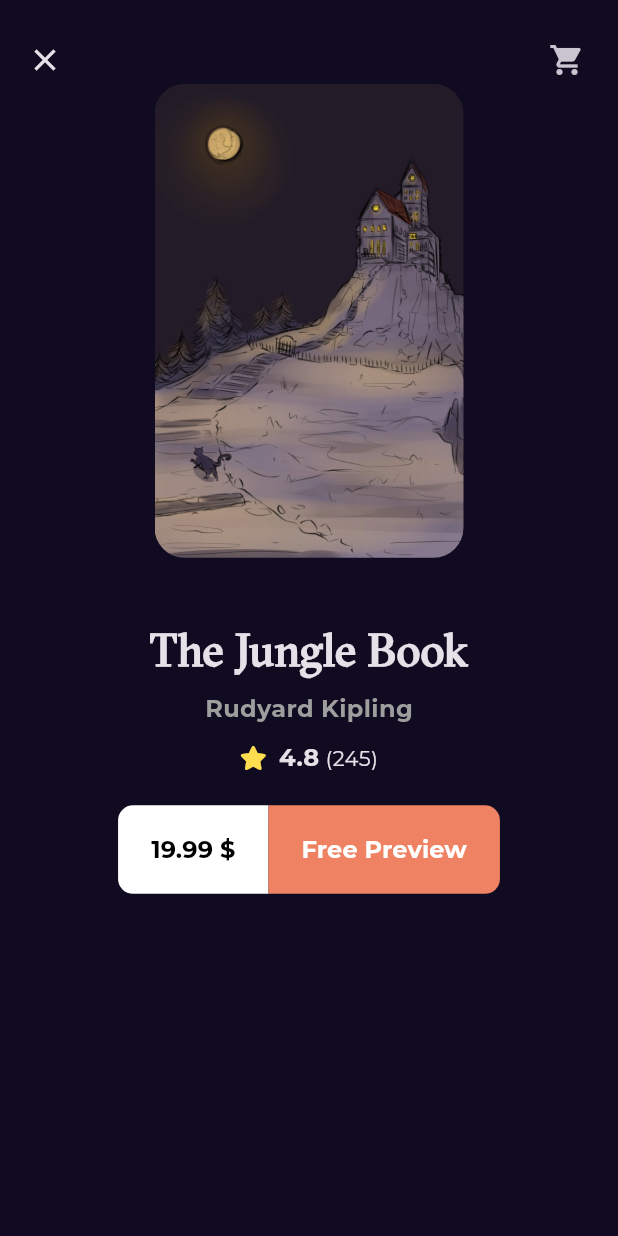
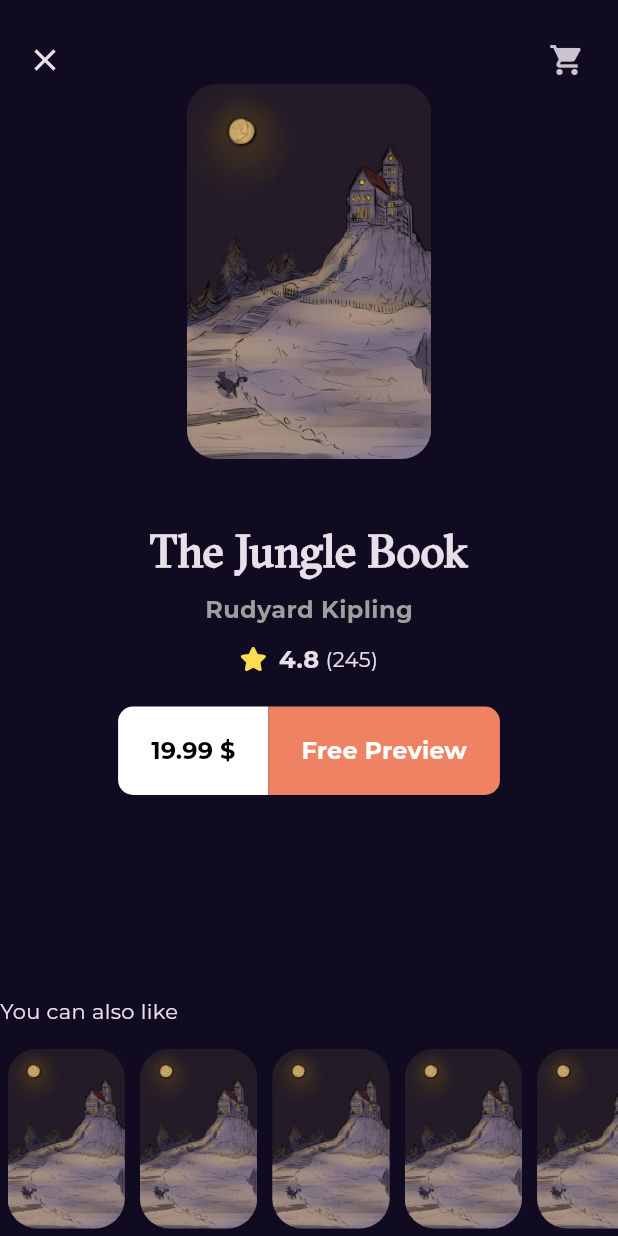
Before and after one commit to AsmaaElbanna/bookly_app, a Flutter app: the screen it shows after launch, after a tap on "Harry Potter and the Global of fire", on a phone screen of 412 x 824 dp. Run offline on Flutter 3.47's test engine with Material 3 defaults, Android fonts, the phone set to English and light mode, and no system bars; our stand-ins replace font_awesome_flutter, get, go_router, google_fonts.

Commit message:
book details screen

```diff
--- a/lib/features/home/presentation/views/details_screen.dart
+++ b/lib/features/home/presentation/views/details_screen.dart
@@ -1,10 +1,10 @@
-import 'package:bookly_app/common_widget/custom_button.dart';
 import 'package:bookly_app/const.dart';
+import 'package:bookly_app/features/home/presentation/views/widgets/book_action.dart';
 import 'package:bookly_app/features/home/presentation/views/widgets/custom_book_item.dart';
+import 'package:bookly_app/features/home/presentation/views/widgets/featured_book_list.dart';
 import 'package:bookly_app/utils/styles.dart';
 import 'package:flutter/material.dart';
 import 'package:go_router/go_router.dart';
-
 import 'widgets/book_rating.dart';
 
 class DetailsScreen extends StatelessWidget {
@@ -32,11 +32,17 @@ class DetailsScreen extends StatelessWidget {
                 icon: const Icon(Icons.close))),
       ),
       body: SafeArea(
+          child: CustomScrollView(
+        slivers: [
+          SliverFillRemaining(
+            hasScrollBody: false,
             child: Column(
               children: [
                 Padding(
                     padding: EdgeInsets.symmetric(horizontal: width * 0.25),
-                child: const CustomBookItem()),
+                    child: const SizedBox(
+                      height: 250,
+                        child: CustomBookItem())),
                 const SizedBox(
                   height: 40,
                 ),
@@ -54,37 +60,18 @@ class DetailsScreen extends StatelessWidget {
                 const SizedBox(height: 10),
                 const BookRating(),
                 const SizedBox(height: 20),
-            const BookAction()
+                const BookAction(),
+                const Expanded(child: SizedBox(height: 50)),
+                const Align(
+                    alignment: Alignment.topLeft,
+                    child: Text('You can also like')),
+                const SizedBox(height: 10),
+                const SizedBox(height: 130, child: FeaturedBooksList())
               ],
             ),
-      ),
+          )
+        ],
+      )),
     );
   }
 }
-
-class BookAction extends StatelessWidget {
-  const BookAction({Key? key}) : super(key: key);
-
-  @override
-  Widget build(BuildContext context) {
-    return const Row(
-      mainAxisAlignment: MainAxisAlignment.center,
-      children: [
-        CustomButton(
-          title: '19.99 \$',
-          backgroundColor: Colors.white,
-          titleColor: Colors.black,
-          borderRadius: BorderRadius.only(
-              topLeft: Radius.circular(10), bottomLeft: Radius.circular(10)),
-        ),
-        CustomButton(
-          title: 'Free Preview',
-          backgroundColor: kOrange,
-          titleColor: Colors.white,
-          borderRadius: BorderRadius.only(
-              topRight: Radius.circular(10), bottomRight: Radius.circular(10)),
-        ),
-      ],
-    );
-  }
-}
--- a/lib/features/home/presentation/views/widgets/best_seller_list_item.dart
+++ b/lib/features/home/presentation/views/widgets/best_seller_list_item.dart
@@ -1,7 +1,6 @@
 import 'package:bookly_app/utils/app_router.dart';
 import 'package:flutter/material.dart';
 import 'package:go_router/go_router.dart';
-
 import '../../../../../utils/assets.dart';
 import '../../../../../const.dart';
 import '../../../../../utils/styles.dart';
@@ -54,9 +53,9 @@ class BestSellerItem extends StatelessWidget {
                   const SizedBox(height: 3),
                   const Text('J.K Rowling',style: Styles.textStyle14),
                   const SizedBox(height: 3),
-                 Row(
+                 const Row(
                    mainAxisAlignment: MainAxisAlignment.spaceBetween,
-                   children: const [
+                   children: [
                      Text('19.9 \$',style: Styles.textStyle22),
                      BookRating()
                    ],
--- /dev/null
+++ b/lib/features/home/presentation/views/widgets/book_action.dart
@@ -0,0 +1,31 @@
+import 'package:flutter/material.dart';
+
+import '../../../../../common_widget/custom_button.dart';
+import '../../../../../const.dart';
+
+class BookAction extends StatelessWidget {
+  const BookAction({Key? key}) : super(key: key);
+
+  @override
+  Widget build(BuildContext context) {
+    return const Row(
+      mainAxisAlignment: MainAxisAlignment.center,
+      children: [
+        CustomButton(
+          title: '19.99 \$',
+          backgroundColor: Colors.white,
+          titleColor: Colors.black,
+          borderRadius: BorderRadius.only(
+              topLeft: Radius.circular(10), bottomLeft: Radius.circular(10)),
+        ),
+        CustomButton(
+          title: 'Free Preview',
+          backgroundColor: kOrange,
+          titleColor: Colors.white,
+          borderRadius: BorderRadius.only(
+              topRight: Radius.circular(10), bottomRight: Radius.circular(10)),
+        ),
+      ],
+    );
+  }
+}
--- a/lib/features/home/presentation/views/widgets/book_rating.dart
+++ b/lib/features/home/presentation/views/widgets/book_rating.dart
@@ -8,9 +8,9 @@ class BookRating extends StatelessWidget {
 
   @override
   Widget build(BuildContext context) {
-    return Row(
+    return const Row(
       mainAxisAlignment: MainAxisAlignment.center,
-      children: const [
+      children: [
         Icon(
           size: 16,
           FontAwesomeIcons.solidStar,
```
Lines whose indentation alone changed are shown as unchanged.
